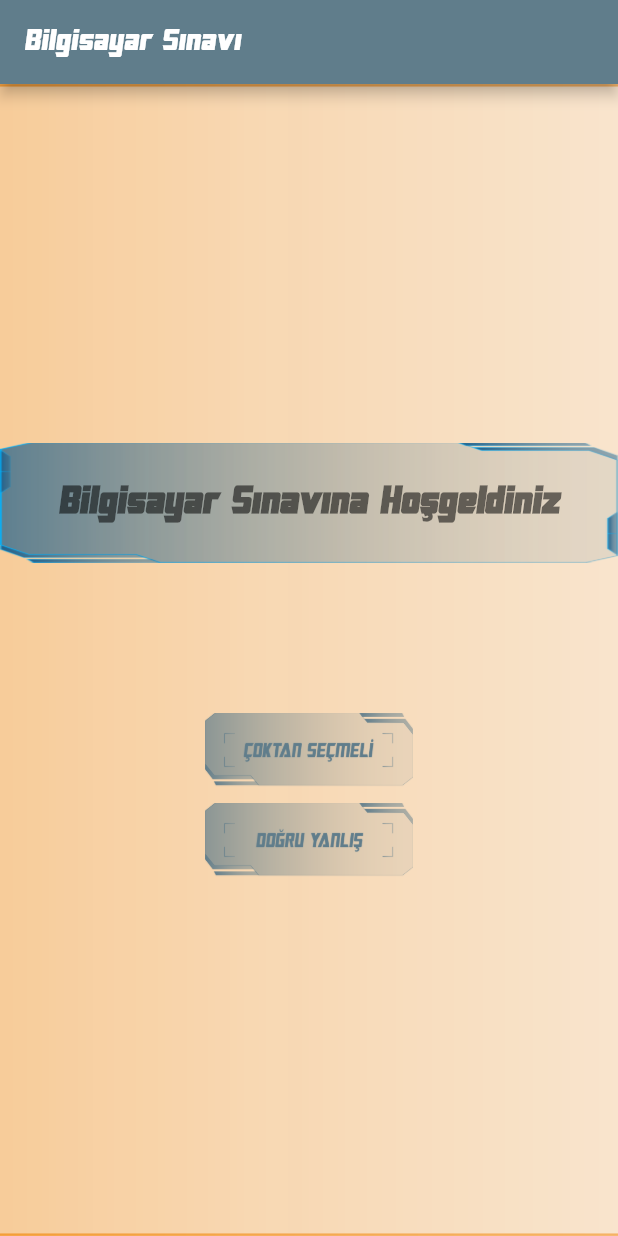
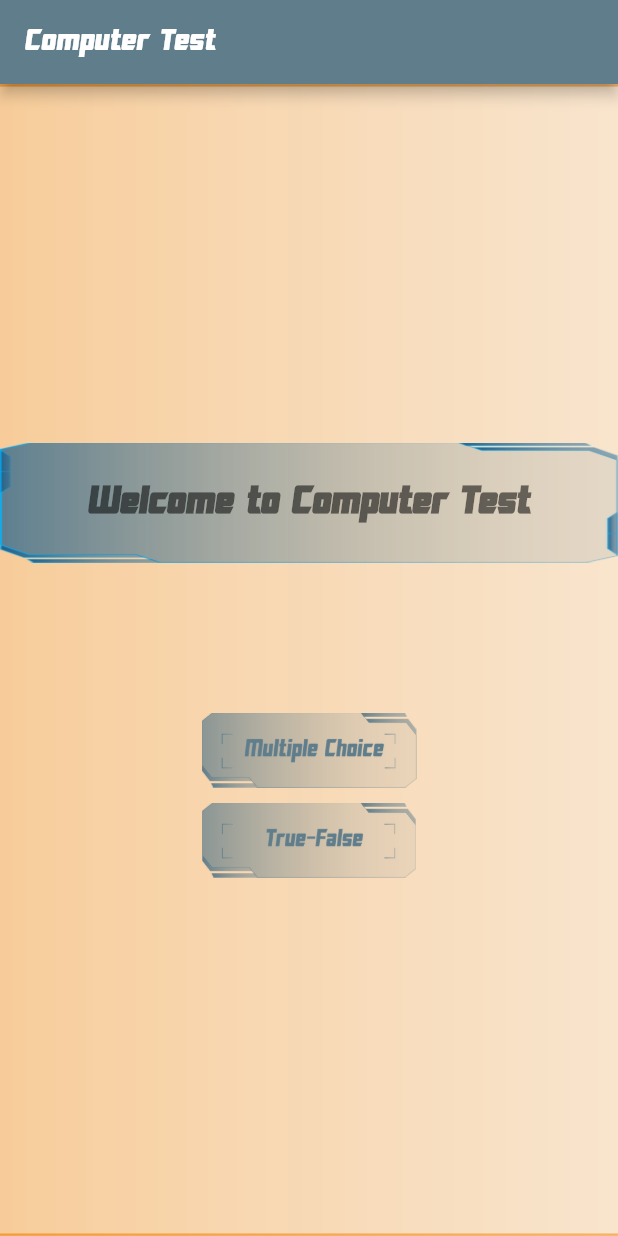
Before and after one commit to MKarasahinoglu/simpleQuizApplication, a Flutter app: the screen it shows after launch, on a phone screen of 412 x 824 dp. Run offline on Flutter 3.47's test engine with Material 2 defaults, Android fonts, the phone set to English and light mode, and no system bars.

Commit message:
Language of application was half Turkish & half English. That is fixed, it is now full English.

```diff
--- a/lib/Screens/HomePage.dart
+++ b/lib/Screens/HomePage.dart
@@ -12,7 +12,7 @@ class HomePage extends StatelessWidget { //ignore: must_be_immutable
   @override
   Widget build(BuildContext context) {
     return Scaffold(
-      appBar: AppBar(backgroundColor: Colors.blueGrey,title:Text('Bilgisayar Sınavı',style: TextStyle(fontFamily: 'TR'),)),
+      appBar: AppBar(backgroundColor: Colors.blueGrey,title:Text('Computer Test',style: TextStyle(fontFamily: 'TR'),)),
       body: Container(
         decoration: BoxDecoration(
           image: DecorationImage(
@@ -34,7 +34,7 @@ class HomePage extends StatelessWidget { //ignore: must_be_immutable
                   )
               ),
               child: Text(
-                'Bilgisayar Sınavına Hoşgeldiniz', textAlign: TextAlign.center,
+                'Welcome to Computer Test', textAlign: TextAlign.center,
                 style: TextStyle(
                     fontSize: 25,
                     fontWeight: FontWeight.bold, fontFamily: 'TR', color: Colors.black54
--- a/lib/Screens/ResultPage.dart
+++ b/lib/Screens/ResultPage.dart
@@ -22,7 +22,7 @@ class _ResultPageState extends State<ResultPage> {
     passedOrFailed();
     return Scaffold(
       appBar: AppBar(backgroundColor: Colors.blueGrey,
-        title: Text(' Sonuç ',style: TextStyle(fontFamily: 'TR',fontSize:25),),
+        title: Text(' Result ',style: TextStyle(fontFamily: 'TR',fontSize:25),),
       ),
       body: Container(alignment: Alignment.center,
         decoration: BoxDecoration(
@@ -42,7 +42,7 @@ class _ResultPageState extends State<ResultPage> {
               height: 20,
             ),
             Text(
-              'Tebrikler Puanınız',
+              'Your Score',
               style: TextStyle(fontSize: 30,fontFamily: 'TR',color: Colors.black87),
             ),
             SizedBox(
```
Also changed, not shown: assets/button1.png, assets/button2.png.
